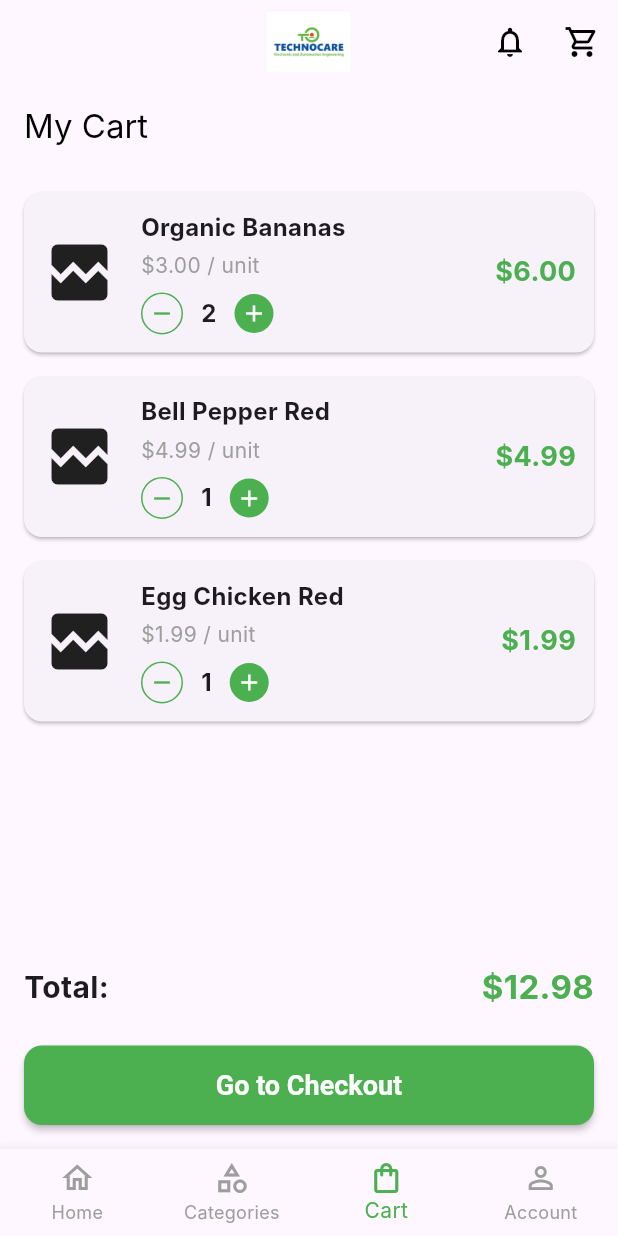
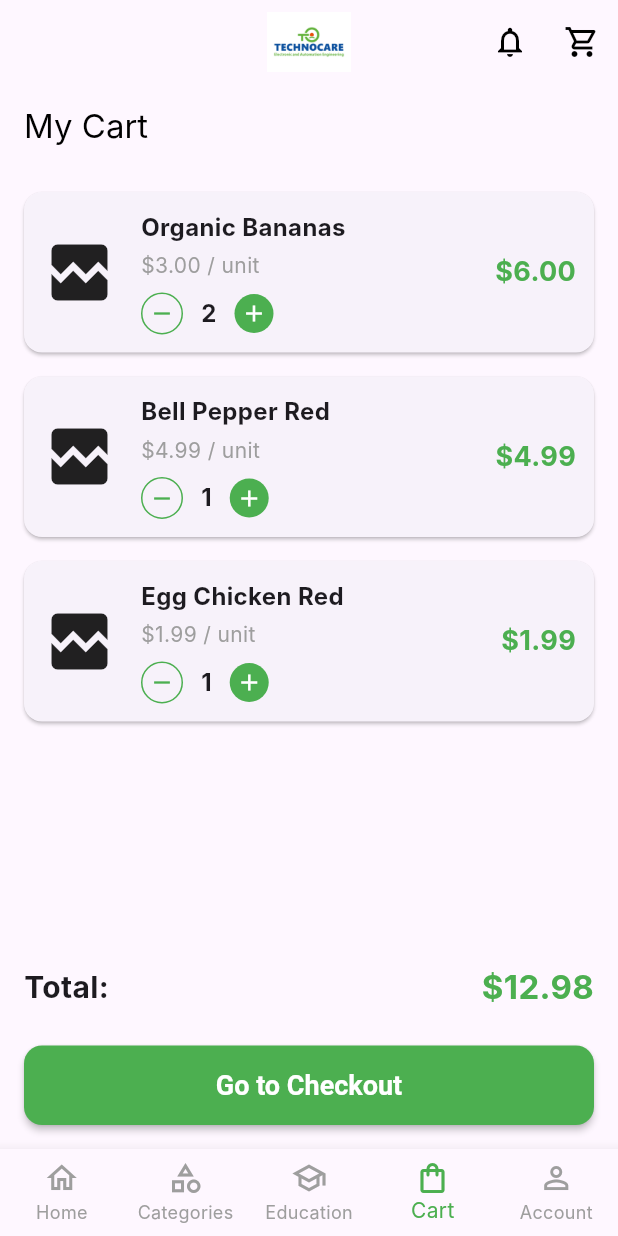
Before and after one commit to SelKarimli/Technocare, a Flutter app: the screen it shows after launch, after a tap on "Get Started", after a tap on the "shopping cart" icon, on a phone screen of 412 x 824 dp. Run offline on Flutter 3.47's test engine with Material 3 defaults, Android fonts, the light colour scheme and no system bars; network calls fail; Roboto replaces fonts that are missing (Inter).

Commit message:
education page added

```diff
--- a/lib/main.dart
+++ b/lib/main.dart
@@ -474,11 +474,13 @@ class HomePage extends StatefulWidget {
 class _HomePageState extends State<HomePage> {
   int _selectedIndex = 0;
 
+  // Updated list of widgets for the bottom navigation bar
   static const List<Widget> _widgetOptions = <Widget>[
     HomeScreenContent(),
-    CategoriesPage(), // Updated
-    MyCartPage(), // Updated
-    ProfilePage(), // New
+    CategoriesPage(),
+    EducationPage(), // Education page added here
+    MyCartPage(),
+    ProfilePage(),
   ];
 
   void _onItemTapped(int index) {
@@ -518,12 +520,12 @@ class _HomePageState extends State<HomePage> {
           IconButton(
             icon: const Icon(Icons.shopping_cart_outlined),
             onPressed: () {
-              _onItemTapped(2); // Navigate to cart page
+              // Now "Cart" is at index 3 in the bottom nav bar
+              _onItemTapped(3);
             },
           ),
         ],
       ),
-      body: _widgetOptions.elementAt(_selectedIndex),
       bottomNavigationBar: BottomNavigationBar(
         items: const <BottomNavigationBarItem>[
           BottomNavigationBarItem(
@@ -533,6 +535,10 @@ class _HomePageState extends State<HomePage> {
           BottomNavigationBarItem(
             icon: Icon(Icons.category_outlined),
             label: 'Categories',
+          ),
+          BottomNavigationBarItem(
+            icon: Icon(Icons.school_outlined), // Education icon
+            label: 'Education',
           ),
           BottomNavigationBarItem(
             icon: Icon(Icons.shopping_bag_outlined),
@@ -549,6 +555,7 @@ class _HomePageState extends State<HomePage> {
         onTap: _onItemTapped,
         type: BottomNavigationBarType.fixed, // Ensures all labels are visible
       ),
+      body: _widgetOptions.elementAt(_selectedIndex),
     );
   }
 }
@@ -1256,7 +1263,7 @@ class _MyCartPageState extends State<MyCartPage> {
                                               shape: BoxShape.circle,
                                               color: Colors.green,
                                             ),
-                                            child: const Icon(Icons.add, size: 18, color: Colors.white),
+                                            child: const Icon(Icons.add, color: Colors.white, size: 18),
                                           ),
                                         ),
                                       ],
@@ -1630,6 +1637,7 @@ class ProfilePage extends StatelessWidget {
                 MaterialPageRoute(builder: (context) => const NotificationsPage()),
               );
             }),
+            // Removed Education from here as it's now in bottom nav
             _buildProfileOption(context, Icons.info_outline, 'About', () {
               ScaffoldMessenger.of(context).showSnackBar(
                 const SnackBar(content: Text('About clicked')),
@@ -1682,3 +1690,41 @@ class ProfilePage extends StatelessWidget {
     );
   }
 }
+
+// Education Page (Placeholder)
+class EducationPage extends StatelessWidget {
+  const EducationPage({super.key});
+
+  @override
+  Widget build(BuildContext context) {
+    return Scaffold(
+      appBar: AppBar(
+        title: const Text('Education', style: TextStyle(color: Colors.black)),
+        automaticallyImplyLeading: false, // Hide back button for bottom nav tab
+      ),
+      body: const Center(
+        child: Padding(
+          padding: EdgeInsets.all(16.0),
+          child: Column(
+            mainAxisAlignment: MainAxisAlignment.center,
+            children: [
+              Icon(Icons.menu_book, size: 80, color: Colors.green),
+              SizedBox(height: 24),
+              Text(
+                'Education Content Coming Soon!',
+                textAlign: TextAlign.center,
+                style: TextStyle(fontSize: 22, fontWeight: FontWeight.bold),
+              ),
+              SizedBox(height: 16),
+              Text(
+                'This section will feature articles, tutorials, and tips related to healthy eating, sustainable living, and more.',
+                textAlign: TextAlign.center,
+                style: TextStyle(fontSize: 16, color: Colors.grey),
+              ),
+            ],
+          ),
+        ),
+      ),
+    );
+  }
+}
```
